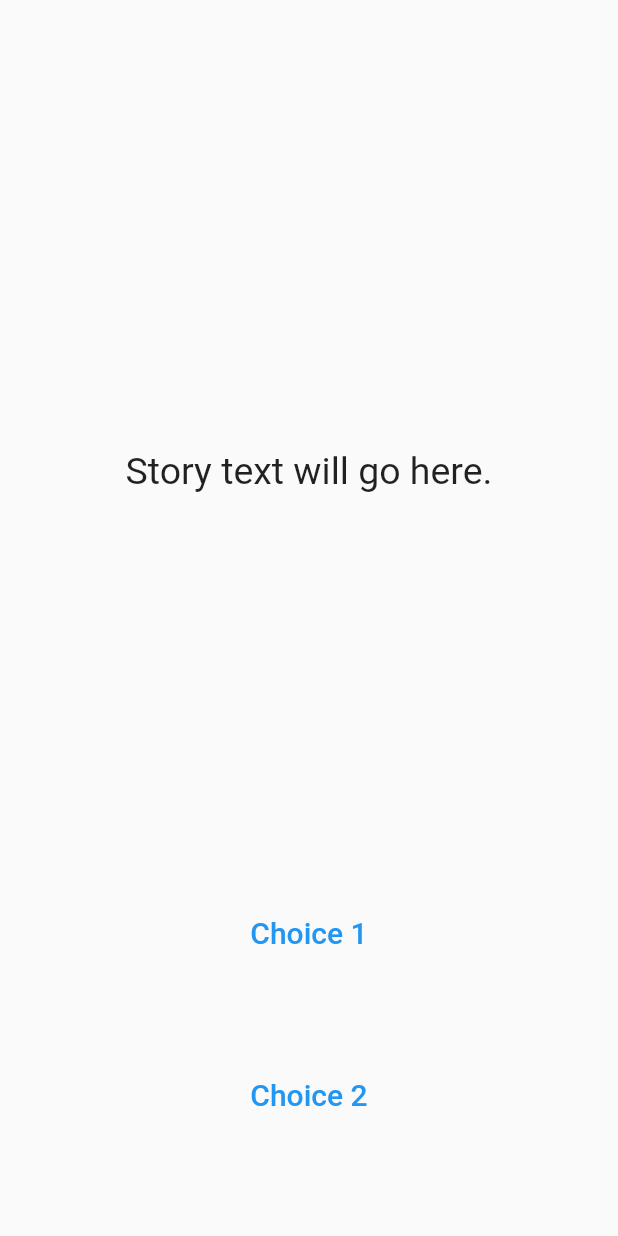
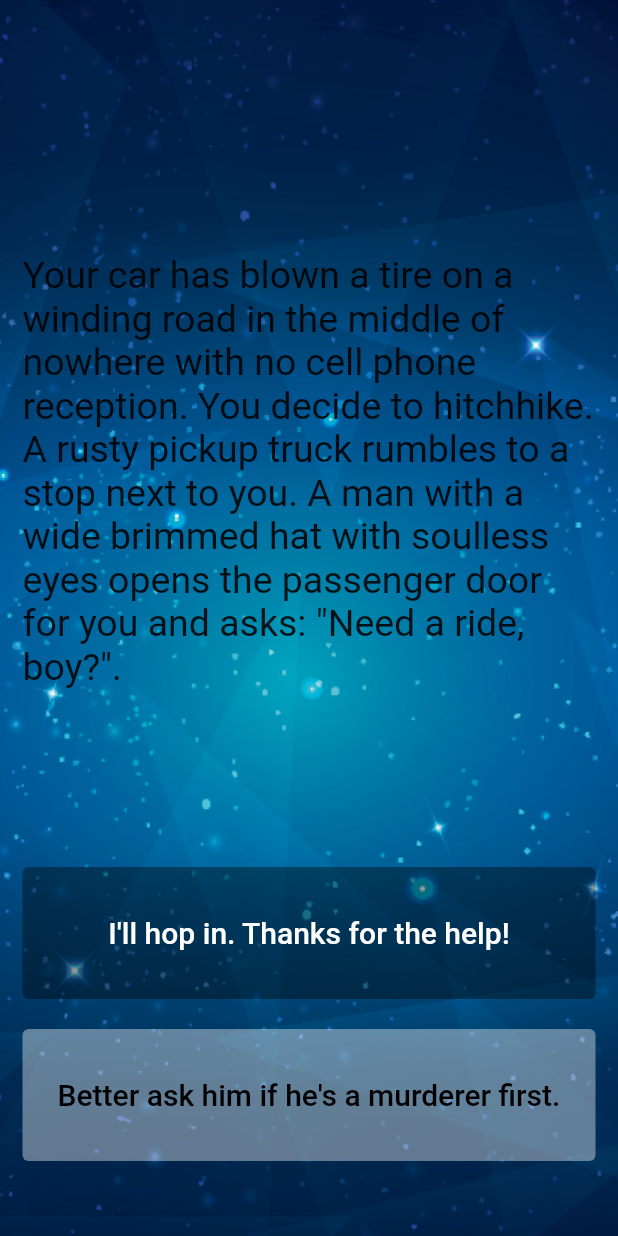
Before and after one commit to Kang-IJ/Flutter, a Flutter app: the screen it shows after launch, on a phone screen of 412 x 824 dp. Run offline on Flutter 3.47's test engine with Material 2 defaults, Android fonts, the phone set to English and light mode, and no system bars.

Commit message:
feat: add button and story

```diff
--- a/lib/main.dart
+++ b/lib/main.dart
@@ -1,4 +1,5 @@
 import 'package:flutter/material.dart';
+import 'story_brain.dart';
 
 //TODO: Step 15 - Run the app and see if you can see the screen update with the first story. Delete this TODO if it looks as you expected.
 
@@ -27,11 +28,17 @@
 }
 
 class _StoryPageState extends State<StoryPage> {
+  StoryBrain storyBrain = StoryBrain();
   @override
   Widget build(BuildContext context) {
     return Scaffold(
       body: Container(
-        //TODO: Step 1 - Add background.png to this Container as a background image.
+        decoration: BoxDecoration(
+          image: DecorationImage(
+            fit: BoxFit.cover,
+            image: AssetImage('images/background.png'),
+          ),
+        ),
         padding: EdgeInsets.symmetric(vertical: 50.0, horizontal: 15.0),
         constraints: BoxConstraints.expand(),
         child: SafeArea(
@@ -42,8 +49,7 @@
                 flex: 12,
                 child: Center(
                   child: Text(
-                    //TODO: Step 10 - use the storyBrain to get the first story title and display it in this Text Widget.
-                    'Story text will go here.',
+                    storyBrain.getStory(0),
                     style: TextStyle(
                       fontSize: 25.0,
                     ),
@@ -53,15 +59,19 @@
               Expanded(
                 flex: 2,
                 child: TextButton(
+                  style: TextButton.styleFrom(
+                    backgroundColor: Colors.black38,
+                  ),
                   onPressed: () {
                     //Choice 1 made by user.
                     //TODO: Step 18 - Call the nextStory() method from storyBrain and pass the number 1 as the choice made by the user.
                   },
                   child: Text(
                     //TODO: Step 13 - Use the storyBrain to get the text for choice 1.
-                    'Choice 1',
+                    storyBrain.getChoice1(0),
                     style: TextStyle(
                       fontSize: 20.0,
+                      color: Colors.white,
                     ),
                   ),
                 ),
@@ -74,15 +84,19 @@
                 //TODO: Step 26 - Use a Flutter Visibility Widget to wrap this FlatButton.
                 //TODO: Step 28 - Set the "visible" property of the Visibility Widget to equal the output from the buttonShouldBeVisible() method in the storyBrain.
                 child: TextButton(
+                  style: TextButton.styleFrom(
+                    backgroundColor: Colors.white38,
+                  ),
                   onPressed: () {
                     //Choice 2 made by user.
                     //TODO: Step 19 - Call the nextStory() method from storyBrain and pass the number 2 as the choice made by the user.
                   },
                   child: Text(
+                    storyBrain.getChoice2(0),
                     //TODO: Step 14 - Use the storyBrain to get the text for choice 2.
-                    'Choice 2',
                     style: TextStyle(
                       fontSize: 20.0,
+                      color: Colors.black,
                     ),
                   ),
                 ),
--- a/lib/story.dart
+++ b/lib/story.dart
@@ -1,5 +1,6 @@
-//TODO: Step 2 - Create a new class called Story.
-
-//TODO: Step 3 - Create 3 properties for this class, A. storyTitle to store the story text. B. choice1 to store the text for choice 1, C. choice2 to store the text for choice 2.
-
-//TODO: Step 4 - Create a Constructor for this class to be able to initialise the properties created in step 3.
+class Story {
+  String storyTitle = '';
+  String choice1 = '';
+  String choice2 = '';
+  Story({this.storyTitle = '', this.choice1 = '', this.choice2 = ''});
+}
--- a/lib/story_brain.dart
+++ b/lib/story_brain.dart
@@ -1,40 +1,50 @@
-//TODO: Step 6 - import the story.dart file into this file.
+import 'story.dart';
 
-//TODO: Step 5 - Create a new class called StoryBrain.
+class StoryBrain {
+  String getStory(int storyNum) {
+    return _storyData[storyNum].storyTitle;
+  }
 
-//TODO: Step 7 - Uncomment the lines below to include storyData as a private property in StoryBrain. Hint: You might need to change something in story.dart to make this work.
+  String getChoice1(int storyNum) {
+    return _storyData[storyNum].choice1;
+  }
 
-//List<Story> _storyData = [
-//  Story(
-//      storyTitle:
-//      'Your car has blown a tire on a winding road in the middle of nowhere with no cell phone reception. You decide to hitchhike. A rusty pickup truck rumbles to a stop next to you. A man with a wide brimmed hat with soulless eyes opens the passenger door for you and asks: "Need a ride, boy?".',
-//      choice1: 'I\'ll hop in. Thanks for the help!',
-//      choice2: 'Better ask him if he\'s a murderer first.'),
-//  Story(
-//      storyTitle: 'He nods slowly, unphased by the question.',
-//      choice1: 'At least he\'s honest. I\'ll climb in.',
-//      choice2: 'Wait, I know how to change a tire.'),
-//  Story(
-//      storyTitle:
-//      'As you begin to drive, the stranger starts talking about his relationship with his mother. He gets angrier and angrier by the minute. He asks you to open the glovebox. Inside you find a bloody knife, two severed fingers, and a cassette tape of Elton John. He reaches for the glove box.',
-//      choice1: 'I love Elton John! Hand him the cassette tape.',
-//      choice2: 'It\'s him or me! You take the knife and stab him.'),
-//  Story(
-//      storyTitle:
-//      'What? Such a cop out! Did you know traffic accidents are the second leading cause of accidental death for most adult age groups?',
-//      choice1: 'Restart',
-//      choice2: ''),
-//  Story(
-//      storyTitle:
-//      'As you smash through the guardrail and careen towards the jagged rocks below you reflect on the dubious wisdom of stabbing someone while they are driving a car you are in.',
-//      choice1: 'Restart',
-//      choice2: ''),
-//  Story(
-//      storyTitle:
-//      'You bond with the murderer while crooning verses of "Can you feel the love tonight". He drops you off at the next town. Before you go he asks you if you know any good places to dump bodies. You reply: "Try the pier".',
-//      choice1: 'Restart',
-//      choice2: '')
-//];
+  String getChoice2(int storyNum) {
+    return _storyData[storyNum].choice2;
+  }
+}
+
+List<Story> _storyData = [
+  Story(
+      storyTitle:
+          'Your car has blown a tire on a winding road in the middle of nowhere with no cell phone reception. You decide to hitchhike. A rusty pickup truck rumbles to a stop next to you. A man with a wide brimmed hat with soulless eyes opens the passenger door for you and asks: "Need a ride, boy?".',
+      choice1: 'I\'ll hop in. Thanks for the help!',
+      choice2: 'Better ask him if he\'s a murderer first.'),
+  Story(
+      storyTitle: 'He nods slowly, unphased by the question.',
+      choice1: 'At least he\'s honest. I\'ll climb in.',
+      choice2: 'Wait, I know how to change a tire.'),
+  Story(
+      storyTitle:
+          'As you begin to drive, the stranger starts talking about his relationship with his mother. He gets angrier and angrier by the minute. He asks you to open the glovebox. Inside you find a bloody knife, two severed fingers, and a cassette tape of Elton John. He reaches for the glove box.',
+      choice1: 'I love Elton John! Hand him the cassette tape.',
+      choice2: 'It\'s him or me! You take the knife and stab him.'),
+  Story(
+      storyTitle:
+          'What? Such a cop out! Did you know traffic accidents are the second leading cause of accidental death for most adult age groups?',
+      choice1: 'Restart',
+      choice2: ''),
+  Story(
+      storyTitle:
+          'As you smash through the guardrail and careen towards the jagged rocks below you reflect on the dubious wisdom of stabbing someone while they are driving a car you are in.',
+      choice1: 'Restart',
+      choice2: ''),
+  Story(
+      storyTitle:
+          'You bond with the murderer while crooning verses of "Can you feel the love tonight". He drops you off at the next town. Before you go he asks you if you know any good places to dump bodies. You reply: "Try the pier".',
+      choice1: 'Restart',
+      choice2: '')
+];
 
 //TODO: Step 23 - Use the storyNumber property inside getStory(), getChoice1() and getChoice2() so that it gets the updated story and choices rather than always just the first (0th) one.
 
```
